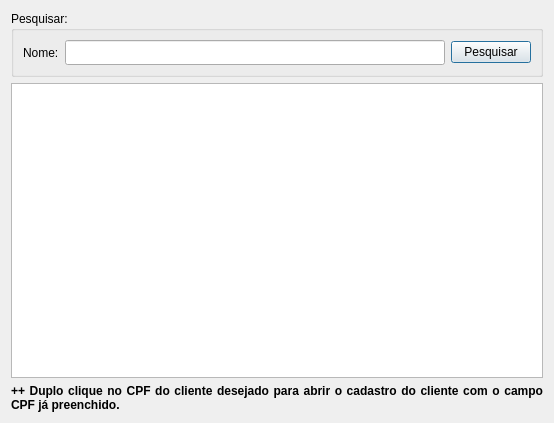
Above: searchclientspf.ui from fabiorodp/law_officer before the change. Below: the same form after it.
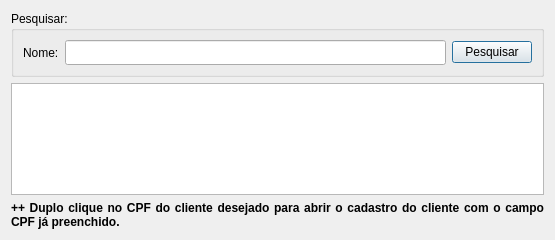
That is the form after the change.

```diff
--- a/searchclientspf.ui
+++ b/searchclientspf.ui
@@ -6,8 +6,8 @@
    <rect>
     <x>0</x>
     <y>0</y>
-    <width>554</width>
-    <height>423</height>
+    <width>555</width>
+    <height>240</height>
    </rect>
   </property>
   <property name="windowTitle">
```
